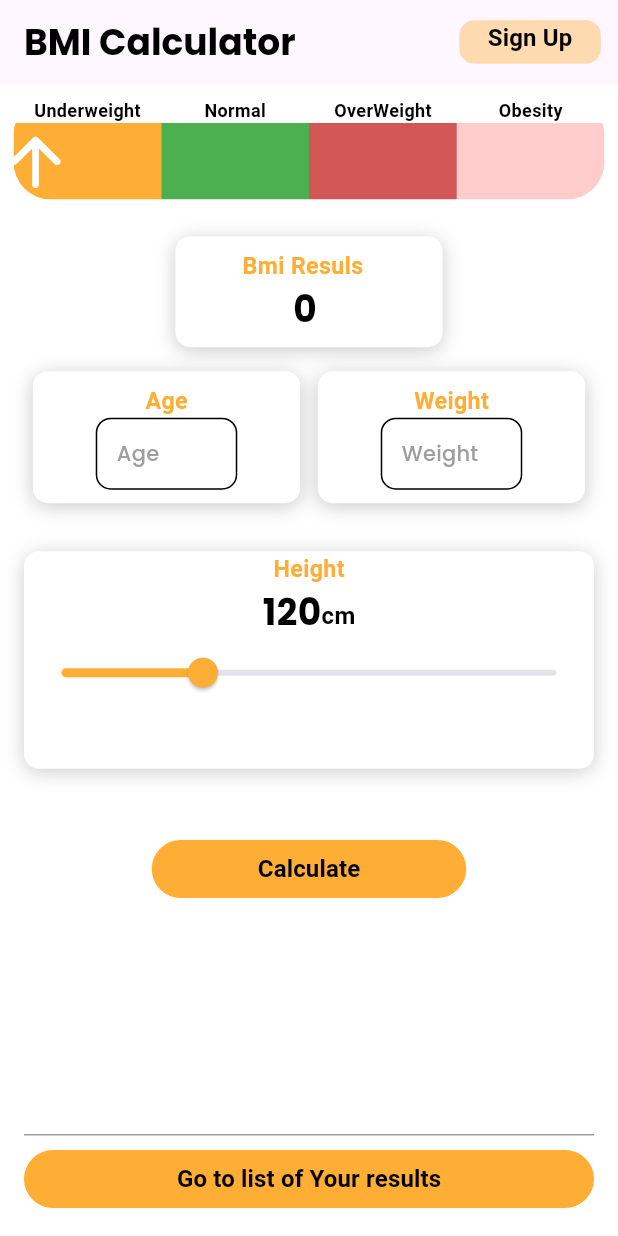
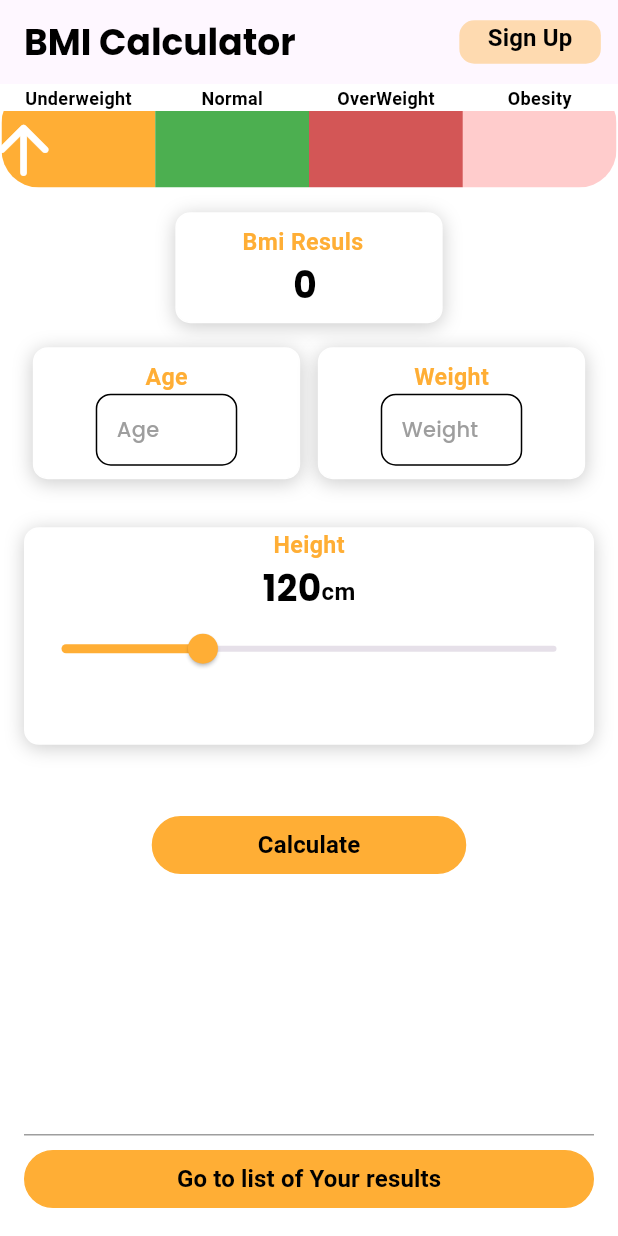
Before and after one commit to pavlysamir/bmi-task, a Flutter app: the CalculatorView screen opened by its route, on a phone screen of 412 x 824 dp. Run offline on Flutter 3.47's test engine with Material 3 defaults, Android fonts, the phone set to English and light mode, and no system bars; our stand-ins replace bloc, cloud_firestore, dartz, firebase_auth, firebase_core, flutter_bloc and 5 more; accounts and stored records are empty.

Commit message:
Update normalize method max value and refactor linear progress indicator widget
- Update the max value in the normalize method to 100
- Refactor the layout of the MultiColorLinearProgressIndicator widget to improve readability and maintainability

```diff
--- a/lib/features/calculation/presentation/manager/calculator_cubit/cubit/calculator_cubit.dart
+++ b/lib/features/calculation/presentation/manager/calculator_cubit/cubit/calculator_cubit.dart
@@ -36,7 +36,7 @@ class CalculatorCubit extends Cubit<CalculatorState> {
   static CalculatorCubit? get(context) => BlocProvider.of(context);
   double progressValue = 0;
 
-  void normalize({double min = 0, double max = 1000}) {
+  void normalize({double min = 0, double max = 100}) {
     // Ensure the value is within the range
     bmiResult = bmiResult.clamp(min, max);
 
--- a/lib/features/calculation/presentation/widgets/linear_progress_indicator.dart
+++ b/lib/features/calculation/presentation/widgets/linear_progress_indicator.dart
@@ -13,9 +13,7 @@ class MultiColorLinearProgressIndicator extends StatelessWidget {
 
   @override
   Widget build(BuildContext context) {
-    return Padding(
-      padding: const EdgeInsets.all(8.0),
-      child: Stack(
+    return Stack(
       children: [
         // Background indicator with multiple colors
         Container(
@@ -94,8 +92,7 @@ class MultiColorLinearProgressIndicator extends StatelessWidget {
         Positioned.fill(
           child: LinearProgressIndicator(
             value: progressValue,
-              backgroundColor:
-                  Colors.transparent, // Make background transparent
+            backgroundColor: Colors.transparent, // Make background transparent
             valueColor: const AlwaysStoppedAnimation<Color>(
                 Colors.transparent), // Make progress bar transparent
           ),
@@ -115,7 +112,6 @@ class MultiColorLinearProgressIndicator extends StatelessWidget {
           ),
         ),
       ],
-      ),
     );
   }
 
```
Lines whose indentation alone changed are shown as unchanged.
